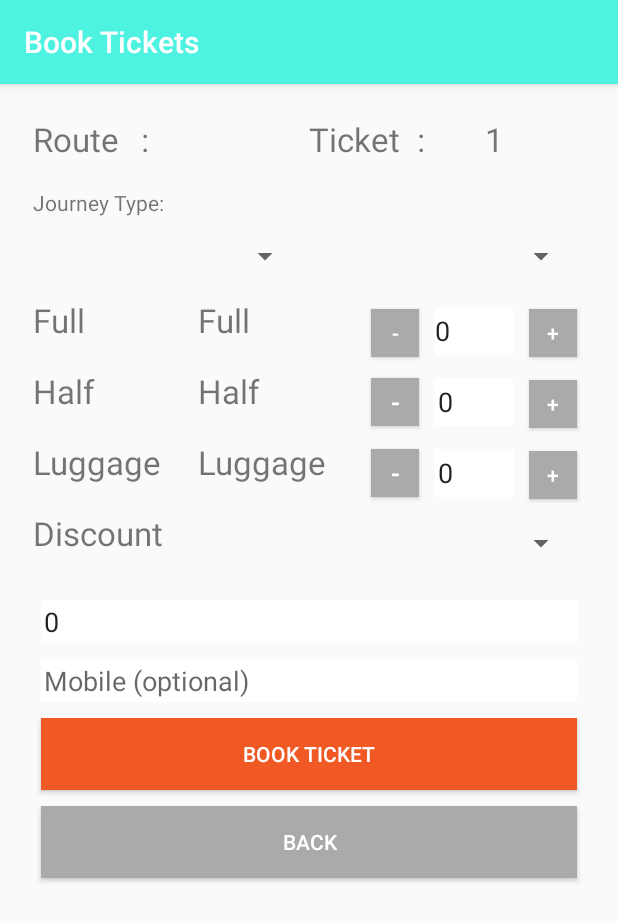
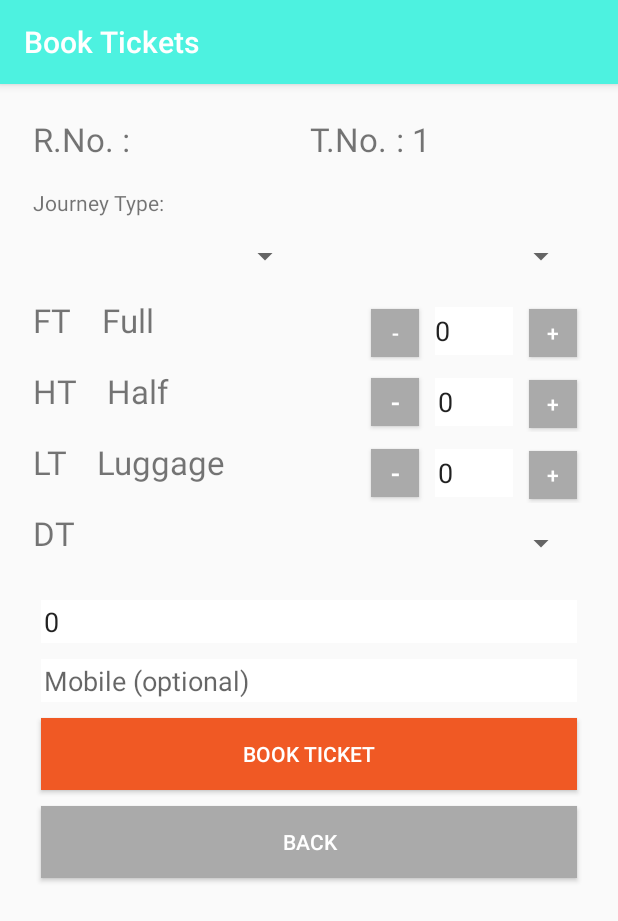
Before and after one commit to hpie/mytechbus, an Android app: the BookingActivity screen opened directly, with no data from a screen before it, on a phone screen of 412 x 824 dp. Shown: the top 921 px of the screen. Run offline under Robolectric (Android 15) with nearby library versions, the light colour scheme and no system bars; our stand-ins replace Volley; network calls fail.

Commit message:
ticket calculation and design chnages

```diff
--- a/AndroidCode/MyTechBus/app/src/main/java/mytechbus/hpie/com/mytechbus/BookingActivity.java
+++ b/AndroidCode/MyTechBus/app/src/main/java/mytechbus/hpie/com/mytechbus/BookingActivity.java
@@ -86,14 +86,14 @@ public class BookingActivity extends AppCompatActivity implements View.OnClickLi
     // Start and end stage variables to get fare from fare object
     private String start_stage = "";
     private String end_stage = "";
-    private Float full_rate = 0.0f;
-    private Float half_rate = 0.0f;
-    private Float luggage_rate = 0.0f;
+    private Integer full_rate = 0;
+    private Integer half_rate = 0;
+    private Integer luggage_rate = 0;
     String route_stages_data = "";
      /*
-    private Float total_full_passangers = 0.0f;
-    private Float total_half_passangers = 0.0f;
-    private Float total_luggage_quantity = 0.0f;
+    private Integer total_full_passangers = 0;
+    private Integer total_half_passangers = 0;
+    private Integer total_luggage_quantity = 0;
     */
 
     private Integer total_full_passangers = 0;
@@ -101,12 +101,12 @@ public class BookingActivity extends AppCompatActivity implements View.OnClickLi
     private Integer total_luggage_quantity = 0;
 
     private String discount_string = "0";
-    private Float total_full_cost = 0.0f;
-    private Float total_half_cost = 0.0f;
-    private Float total_luggage_cost = 0.0f;
-    private Float total_ticket_cost = 0.0f;
-    private Float discount_applied = 0.0f;
-    private Float discounted_ticket_cost = 0.0f;
+    private Integer total_full_cost = 0;
+    private Integer total_half_cost = 0;
+    private Integer total_luggage_cost = 0;
+    private Integer total_ticket_cost = 0;
+    private Integer discount_applied = 0;
+    private Integer discounted_ticket_cost = 0;
 
     public Integer ticket_number;
     TextView etTicketNumber;
@@ -368,7 +368,7 @@ public class BookingActivity extends AppCompatActivity implements View.OnClickLi
         //Log.d("myLogs", "discount_string : " + discount_string + " ||| discounted_ticket_cost : " + discounted_ticket_cost+ " ||| discount_applied : " + discount_applied);
 
         proptDiscountRate.setText(discount_string);
-        proptTotalForDiscount.setText(String.valueOf(total_ticket_cost));
+        proptTotalForDiscount.setText(String.valueOf(total_full_cost));
         proptDiscountApplied.setText(String.valueOf(discount_applied));
 
 
@@ -457,14 +457,14 @@ public class BookingActivity extends AppCompatActivity implements View.OnClickLi
             //Log.d("myLogs", "total_full_cost : " + total_full_cost + " ||| total_half_cost : " + total_half_cost+ " ||| total_luggage_cost : " + total_luggage_cost);
 
 
-            discount_applied = (total_ticket_cost * Float.valueOf(discount_string))/100;
+            discount_applied = (total_full_cost * Integer.valueOf(discount_string))/100;
 
             discounted_ticket_cost = total_ticket_cost - discount_applied;
 
             //Log.d("myLogs", "total_ticket_cost : " + total_ticket_cost + " ||| discount_string : " + discount_string+ " ||| discount_applied : " + discount_applied);
 
 
-            etTotal.setText(Float.toString(total_ticket_cost));
+            etTotal.setText(Integer.toString(total_ticket_cost));
 
         } catch (Exception e) {
             Log.d("myLogs", "Error occured");
@@ -480,9 +480,9 @@ public class BookingActivity extends AppCompatActivity implements View.OnClickLi
             JSONObject fare_half_rates = fare_half.getJSONObject(start);
             JSONObject fare_luggage_rates = fare_luggage.getJSONObject(start);
 
-            full_rate = Float.valueOf(fare_full_rates.getString(end));
-            half_rate = Float.valueOf(fare_half_rates.getString(end));
-            luggage_rate = Float.valueOf(fare_luggage_rates.getString(end));
+            full_rate = Integer.valueOf(fare_full_rates.getString(end));
+            half_rate = Integer.valueOf(fare_half_rates.getString(end));
+            luggage_rate = Integer.valueOf(fare_luggage_rates.getString(end));
 
             fullRate.setText(fare_full_rates.getString(end));
             halfRate.setText(fare_half_rates.getString(end));
@@ -898,6 +898,7 @@ public class BookingActivity extends AppCompatActivity implements View.OnClickLi
     }
 
     //----------------------------------------------------------------
+
     public void PrintBill() {
 
         SimpleDateFormat sdf = new SimpleDateFormat("dd/MM-yyyy HH:mm");
@@ -992,17 +993,18 @@ public class BookingActivity extends AppCompatActivity implements View.OnClickLi
 
                 */
 
-                sb.append("Full :").append(" " + total_full_passangers).append("x "+full_rate).append("    1200").append("\n");
-                sb.append("Half :").append(" " + total_half_passangers).append("x "+half_rate).append("     600").append("\n");
-                sb.append("Lugg :").append("  " + total_luggage_quantity).append("x "+luggage_rate).append("     200").append("\n");
-                sb.append("Disc :").append(discount_string).append("% "+total_ticket_cost).append("   "+discount_applied).append("\n");
+                sb.append("Full :").append(" " + total_full_passangers).append("x "+full_rate).append("    "+total_full_cost).append("\n");
+                sb.append("Half :").append(" " + total_half_passangers).append("x "+half_rate).append("     "+total_half_cost).append("\n");
+                sb.append("Lugg :").append("  " + total_luggage_quantity).append("x "+luggage_rate).append("     "+total_luggage_cost).append("\n");
+                sb.append("Disc :").append(discount_string).append("% "+total_full_cost).append("   "+discount_applied).append("\n");
 
                 sb.append("------------------------").append("\n");
                 sb.append("Total :       ").append("     "+discounted_ticket_cost).append("\n");
                 //sb.append("GST (5%)            85").append("\n");
                 sb.append("------------------------");
                 msg = sb.toString() + "\n";
-                Log.e("MSG : ", msg);
+                //fIleOperations.writeToFile("ticketprint.txt", msg, this, "0");
+                Log.d("myLogs", msg);
                 format = new byte[]{27, 33, 0};
                 Constants.mmOutputStream.write(format);
                 Constants.mmOutputStream.write(msg.getBytes(), 0, msg.getBytes().length);
@@ -1020,9 +1022,10 @@ public class BookingActivity extends AppCompatActivity implements View.OnClickLi
                 Constants.mmOutputStream.write(format);
                 Constants.mmOutputStream.write(msg.getBytes(), 0, msg.getBytes().length);
                 LineFeed();
-
+                Log.d("myLogs", "End ticket " + sb.toString() + "\n");
             }
         } catch (IOException e) {
+            Log.e("myLogs", "print ticket error occured: " + e.toString());
             e.printStackTrace();
         }
     }
--- a/AndroidCode/MyTechBus/app/src/main/res/layout/activity_booking.xml
+++ b/AndroidCode/MyTechBus/app/src/main/res/layout/activity_booking.xml
@@ -40,16 +40,14 @@
         android:orientation="horizontal">
 
         <TextView
-            android:layout_width="32dp"
+            android:layout_width="wrap_content"
             android:layout_height="32dp"
-            android:layout_weight="1"
-            android:text="Route"
+            android:text="R.No."
             android:textSize="22sp" />
 
         <TextView
             android:layout_width="wrap_content"
             android:layout_height="32dp"
-            android:layout_weight="1"
             android:text=" : "
             android:textSize="22sp" />
 
@@ -64,16 +62,14 @@
         <!-- ==================================== -->
 
         <TextView
-            android:layout_width="32dp"
+            android:layout_width="wrap_content"
             android:layout_height="32dp"
-            android:layout_weight="1"
-            android:text="Ticket No."
+            android:text="T.No."
             android:textSize="22sp" />
 
         <TextView
             android:layout_width="wrap_content"
             android:layout_height="32dp"
-            android:layout_weight="1"
             android:text=" : "
             android:textSize="22sp" />
 
@@ -157,18 +153,20 @@
 
         <TextView
             android:id="@+id/fullLabel"
-            android:layout_width="32dp"
+            android:layout_width="wrap_content"
             android:layout_height="32dp"
-            android:layout_weight="1"
-            android:text="Full"
+            android:layout_marginRight="10dp"
+            android:text="FT"
             android:textSize="22sp" />
+
         <TextView
             android:id="@+id/fullRate"
             android:layout_width="32dp"
             android:layout_height="32dp"
-            android:textSize="22sp"
             android:layout_weight="1"
-            android:text="Full" />
+            android:paddingLeft="10dp"
+            android:text="Full"
+            android:textSize="22sp" />
         <Button
             android:id="@+id/fullMinus"
             android:layout_width="32dp"
@@ -206,18 +204,20 @@
 
         <TextView
             android:id="@+id/halfLabel"
-            android:layout_width="32dp"
+            android:layout_width="wrap_content"
             android:layout_height="32dp"
-            android:layout_weight="1"
-            android:text="Half"
+            android:layout_marginRight="10dp"
+            android:text="HT"
             android:textSize="22sp" />
+
         <TextView
             android:id="@+id/halfRate"
             android:layout_width="32dp"
             android:layout_height="32dp"
-            android:textSize="22sp"
             android:layout_weight="1"
-            android:text="Half" />
+            android:paddingLeft="10dp"
+            android:text="Half"
+            android:textSize="22sp" />
         <Button
             android:id="@+id/halfMinus"
             android:layout_width="32dp"
@@ -257,18 +257,20 @@
 
         <TextView
             android:id="@+id/luggageLabel"
-            android:layout_width="32dp"
+            android:layout_width="wrap_content"
             android:layout_height="32dp"
-            android:layout_weight="1"
-            android:text="Luggage"
+            android:layout_marginRight="10dp"
+            android:text="LT"
             android:textSize="22sp" />
+
         <TextView
             android:id="@+id/luggageRate"
             android:layout_width="32dp"
             android:layout_height="32dp"
-            android:textSize="22sp"
             android:layout_weight="1"
-            android:text="Luggage" />
+            android:paddingLeft="10dp"
+            android:text="Luggage"
+            android:textSize="22sp" />
 
         <Button
             android:id="@+id/luggageMinus"
@@ -313,8 +315,8 @@
             android:id="@+id/discountLabel"
             android:layout_width="wrap_content"
             android:layout_height="32dp"
-            android:layout_weight="1"
-            android:text="Discount"
+            android:layout_marginRight="10dp"
+            android:text="DT"
             android:textSize="22sp" />
 
         <Spinner
```
Also changed, not shown: AndroidCode/MyTechBus/app/src/main/res/layout/dialog_ticket.xml (+47 -30 lines).
